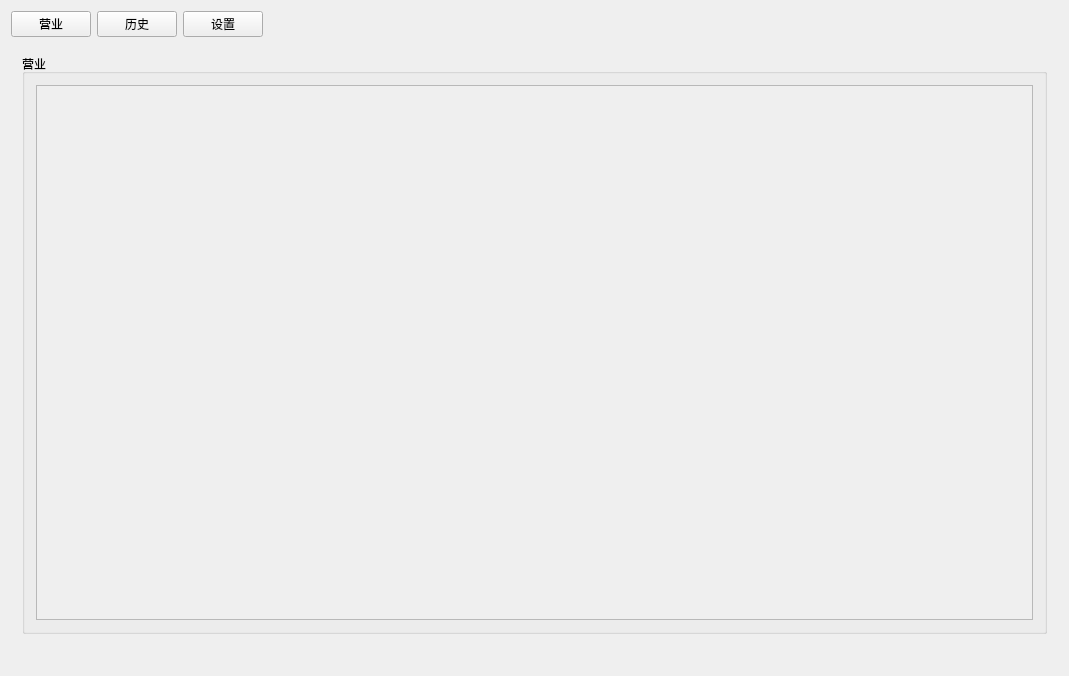
Old version of the form BMS/BMS/bms.ui in the repository toiime/BMS.
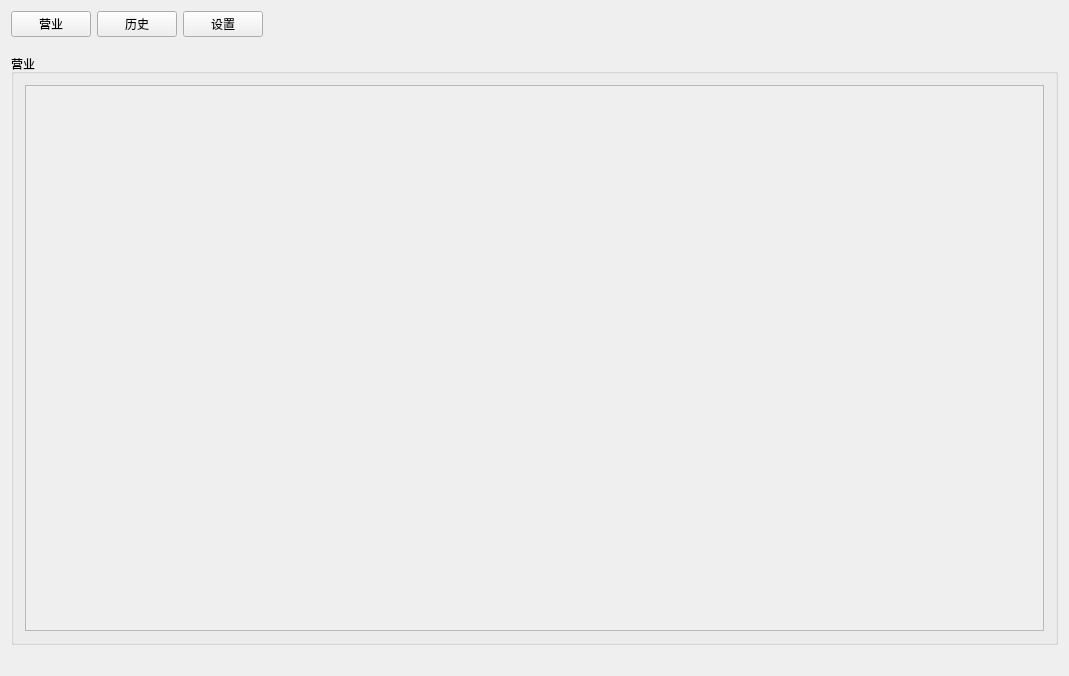
New version of the form.

Patch:
```diff
--- a/BMS/BMS/bms.ui
+++ b/BMS/BMS/bms.ui
@@ -59,6 +59,18 @@
      </property>
      <widget class="QWidget" name="pageBusiness">
       <layout class="QHBoxLayout" name="horizontalLayout_3">
+       <property name="spacing">
+        <number>0</number>
+       </property>
+       <property name="leftMargin">
+        <number>0</number>
+       </property>
+       <property name="rightMargin">
+        <number>0</number>
+       </property>
+       <property name="bottomMargin">
+        <number>0</number>
+       </property>
        <item>
         <widget class="QGroupBox" name="groupBox_2">
          <property name="title">
@@ -75,8 +87,8 @@
               <rect>
                <x>0</x>
                <y>0</y>
-               <width>999</width>
-               <height>530</height>
+               <width>1021</width>
+               <height>541</height>
               </rect>
              </property>
             </widget>
```
Left out of the diff: 24 changed lines with no effect on the pictures.
